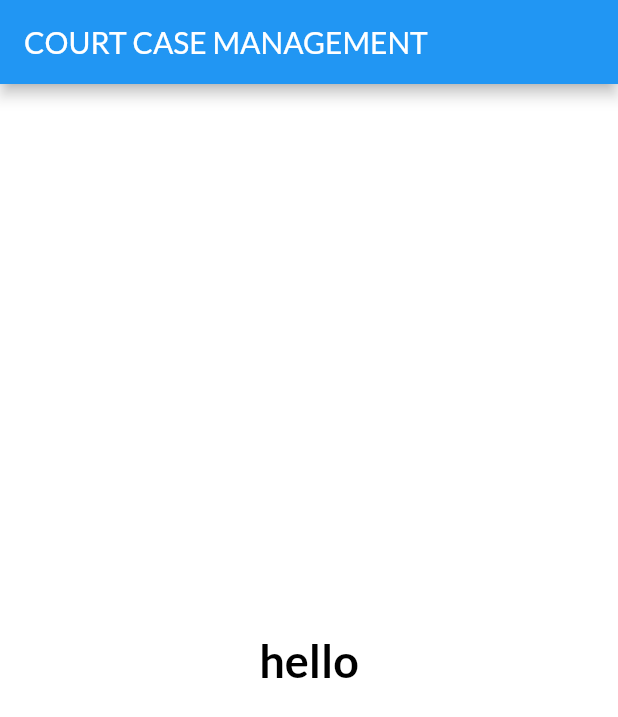
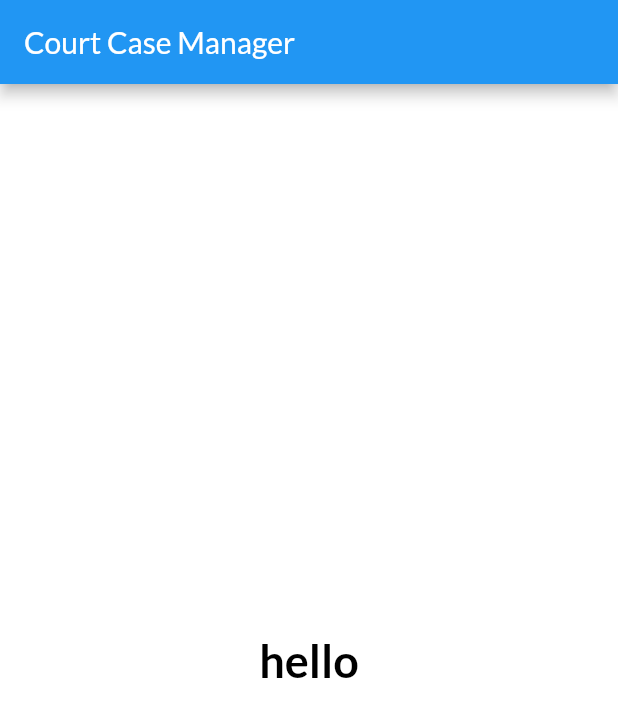
Before and after one commit to NikhileshJr08/Court-Case-Management, a Flutter app: the screen it shows after launch, on a phone screen of 412 x 824 dp. Shown: the top 717 px of the screen. Run offline on Flutter 3.47's test engine with Material 2 defaults, Android fonts, the phone set to English and light mode, and no system bars.

```diff
--- a/court_case_management_mobile_app/lib/main.dart
+++ b/court_case_management_mobile_app/lib/main.dart
@@ -10,7 +10,7 @@ class MyApp extends StatelessWidget {
   @override
   Widget build(BuildContext context) {
     return MaterialApp(
-      title: 'Court Case Management',
+      title: 'Court Case Manager',
       debugShowCheckedModeBanner: false,
       theme: ThemeData(
         primarySwatch: Colors.blue,
--- a/court_case_management_mobile_app/lib/screens/home_screen.dart
+++ b/court_case_management_mobile_app/lib/screens/home_screen.dart
@@ -7,7 +7,7 @@ class HomeScreen extends StatelessWidget {
       backgroundColor: Colors.white,
       appBar: AppBar(
         title: Text(
-          'COURT CASE MANAGEMENT',
+          'Court Case Manager',
           // style: Theme.of(context).textTheme.headline4,
         ),
       ),
```
Also changed, not shown: 2 other files.
